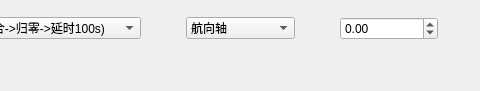
Qt form ui/addtask.ui (wqhot/ZNTKGUI) before a commit; both pictures show x 134 to 614 and y 0 to 91 of the 1014 by 91 pixel window.
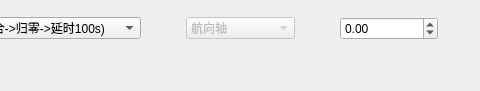
The same form after that commit. Icons and pictures are not drawn.

```diff
--- a/ui/addtask.ui
+++ b/ui/addtask.ui
@@ -142,6 +142,9 @@
        </item>
        <item>
         <widget class="QComboBox" name="comboBox_2">
+         <property name="enabled">
+          <bool>false</bool>
+         </property>
          <property name="sizePolicy">
           <sizepolicy hsizetype="Preferred" vsizetype="Fixed">
            <horstretch>3</horstretch>
```
